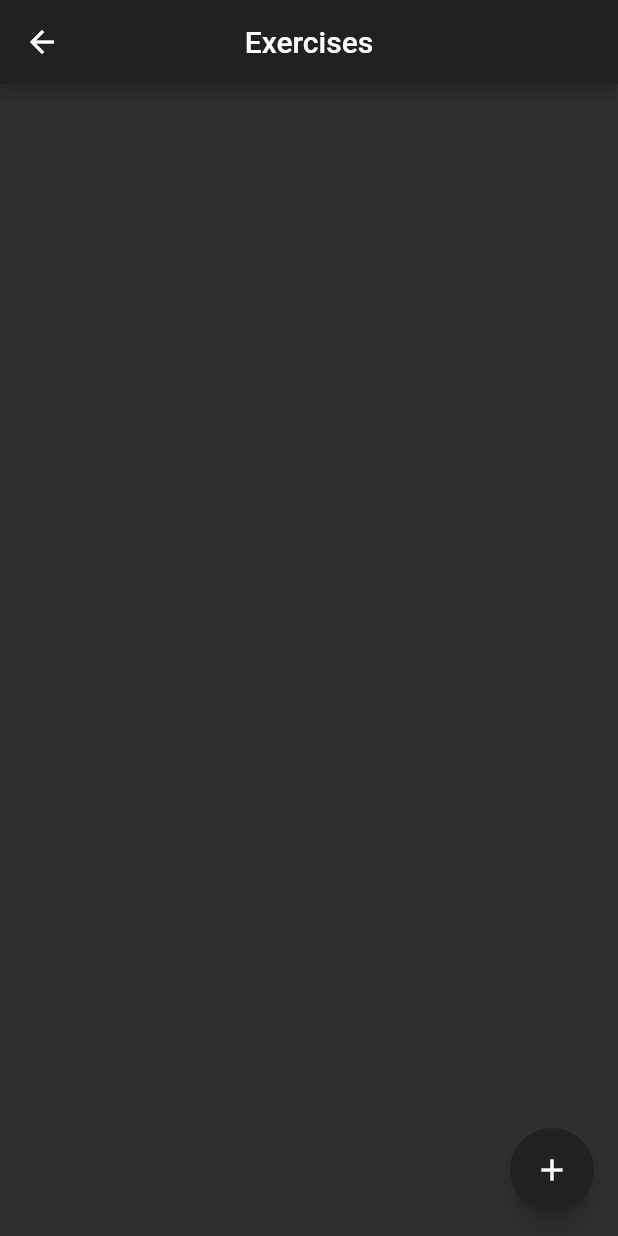
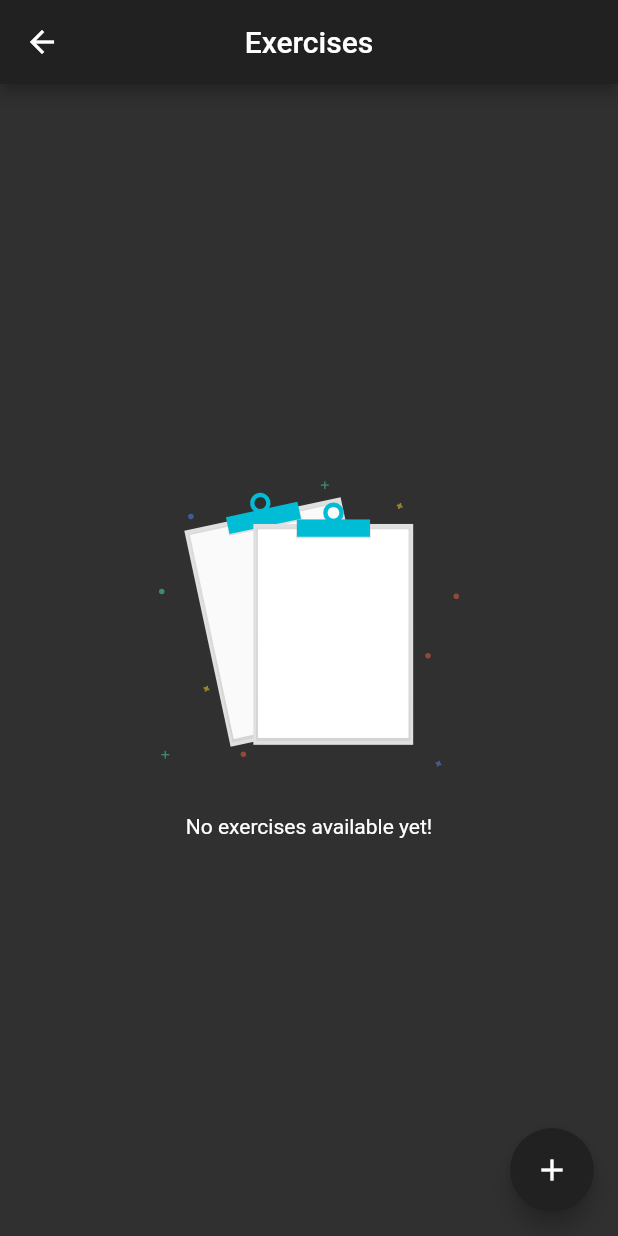
Before and after one commit to Maz47/workout_progression_tracker, a Flutter app: the ExercisesScreen screen opened directly, on a phone screen of 412 x 824 dp. Run offline on Flutter 3.47's test engine with Material 2 defaults, Android fonts, the phone set to English and light mode, and no system bars; our stand-ins replace cloud_firestore, firebase_core, flutter_svg, shared_preferences; accounts and stored records are empty.

```diff
--- a/lib/constants/themes.dart
+++ b/lib/constants/themes.dart
@@ -1,5 +1,6 @@
 import 'package:flutter/material.dart';
-import 'package:workout_progression_tracker/models/custom_theme.dart';
+
+import '../models/custom_theme.dart';
 
 final CustomTheme kDefaultTheme = CustomTheme("Default", ThemeData.dark());
 final CustomTheme kRedTheme = new CustomTheme(
--- a/lib/main.dart
+++ b/lib/main.dart
@@ -1,6 +1,6 @@
+import 'package:firebase_core/firebase_core.dart';
 import 'package:flutter/material.dart';
 import 'package:provider/provider.dart';
-import 'package:firebase_core/firebase_core.dart';
 
 import './screen_notifier.dart';
 import './theme_notifier.dart';
--- /dev/null
+++ b/lib/models/activity_set.dart
@@ -0,0 +1,6 @@
+class ActivitySet {
+  double weight;
+  int repetitions;
+
+  ActivitySet(this.weight, this.repetitions);
+}
--- a/lib/screen_notifier.dart
+++ b/lib/screen_notifier.dart
@@ -1,7 +1,7 @@
 import 'package:flutter/material.dart';
 
+import './screens/exercises_screen.dart';
 import './screens/home_screen.dart';
-import './screens/exercises_screen.dart';
 import './screens/profile_screen.dart';
 import './screens/settings_screen.dart';
 
--- a/lib/screens/exercise_detail_screen.dart
+++ b/lib/screens/exercise_detail_screen.dart
@@ -1,7 +1,7 @@
 import 'package:cloud_firestore/cloud_firestore.dart';
 import 'package:flutter/material.dart';
 import 'package:provider/provider.dart';
-import 'package:workout_progression_tracker/constants/body_parts.dart';
+import '../constants/body_parts.dart';
 
 import '../models/exercise.dart';
 import '../theme_notifier.dart';
--- a/lib/screens/exercises_screen.dart
+++ b/lib/screens/exercises_screen.dart
@@ -1,10 +1,12 @@
 import 'package:cloud_firestore/cloud_firestore.dart';
 import 'package:flutter/material.dart';
+import 'package:flutter_svg/flutter_svg.dart';
 import 'package:provider/provider.dart';
 
 import '../models/exercise.dart';
 import '../theme_notifier.dart';
 import 'exercise_detail_screen.dart';
+import 'exercise_screen.dart';
 
 class ExercisesScreen extends StatelessWidget {
   @override
@@ -32,21 +34,38 @@ class ExercisesScreen extends StatelessWidget {
   }
 
   _buildExercisesList(BuildContext context) {
-    CollectionReference users =
+    CollectionReference exercises =
         FirebaseFirestore.instance.collection('exercises');
 
     return StreamBuilder<QuerySnapshot>(
-      stream: users.snapshots(),
+      stream: exercises.snapshots(),
       builder: (BuildContext context, AsyncSnapshot<QuerySnapshot> snapshot) {
         if (snapshot.hasError) {
-          return Text('Something went wrong');
+          return Center(
+            child: Text(
+              'Something went wrong',
+              style: TextStyle(color: Colors.red),
+            ),
+          );
+        }
+        if (snapshot.connectionState == ConnectionState.waiting) {
+          return Center(
+            child: Text(
+              "Loading",
+            ),
+          );
+        }
+        if ((snapshot.data.docs.length > 0))
+          return _buildList(snapshot, context);
+        else
+          return _buildNoData();
+      },
+    );
   }
 
-        if (snapshot.connectionState == ConnectionState.waiting) {
-          return Text("Loading");
-        }
-
-        return new ListView(
+  ListView _buildList(
+      AsyncSnapshot<QuerySnapshot> snapshot, BuildContext context) {
+    return ListView(
       children: snapshot.data.docs.map((DocumentSnapshot document) {
         Exercise ex = Exercise.fromDocument(document);
         return new ListTile(
@@ -54,7 +73,7 @@ class ExercisesScreen extends StatelessWidget {
             Navigator.push(
               context,
               MaterialPageRoute(
-                    builder: (context) => ExerciseDetailScreen(
+                builder: (context) => ExerciseScreen(
                   exercise: ex,
                 ),
               ),
@@ -65,7 +84,23 @@ class ExercisesScreen extends StatelessWidget {
         );
       }).toList(),
     );
-      },
+  }
+
+  Center _buildNoData() {
+    return Center(
+      child: Column(
+        mainAxisAlignment: MainAxisAlignment.center,
+        children: [
+          SvgPicture.asset(
+            "assets/nod_data_cyan.svg",
+            width: 200,
+          ),
+          SizedBox(
+            height: 32.0,
+          ),
+          Text("No exercises available yet!"),
+        ],
+      ),
     );
   }
 }
--- a/lib/screens/theme_chooser.dart
+++ b/lib/screens/theme_chooser.dart
@@ -1,9 +1,9 @@
 import 'package:flutter/material.dart';
 import 'package:provider/provider.dart';
 
+import '../constants/themes.dart';
+import '../models/custom_theme.dart';
 import '../theme_notifier.dart';
-import '../models/custom_theme.dart';
-import '../constants/themes.dart';
 
 class ThemeChooser extends StatelessWidget {
   const ThemeChooser({Key key}) : super(key: key);
--- a/pubspec.yaml
+++ b/pubspec.yaml
@@ -37,6 +37,9 @@ dependencies:
 
   # Shared Preferences Package
   shared_preferences: ^0.5.10
+
+  # SVG Image Package
+  flutter_svg: ^0.19.0
 
 dev_dependencies:
   flutter_test:
```
Also changed, not shown: lib/models/activity.dart (added, +18 -0 lines), lib/screens/exercise_activity_screen.dart (added, +105 -0 lines), lib/screens/exercise_screen.dart (added, +69 -0 lines), lib/screens/settings_screen.dart (+4 -3 lines), assets/nod_data_cyan.svg (added), pubspec.lock, 1 other file. Lines whose indentation alone changed are shown as unchanged.
